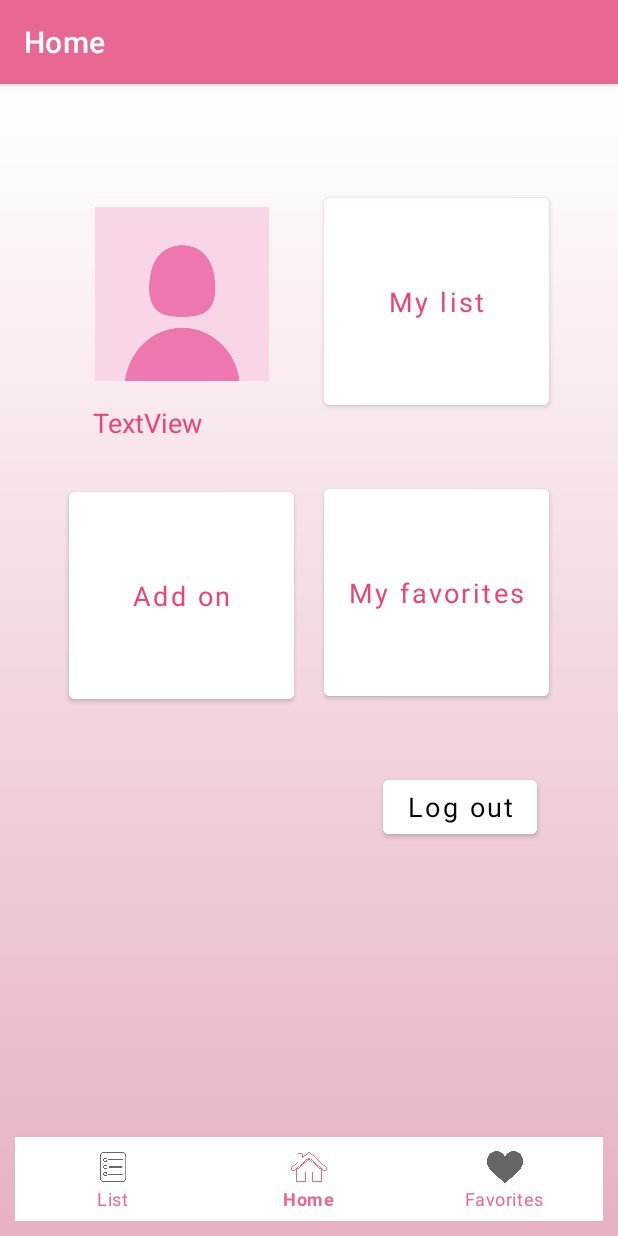
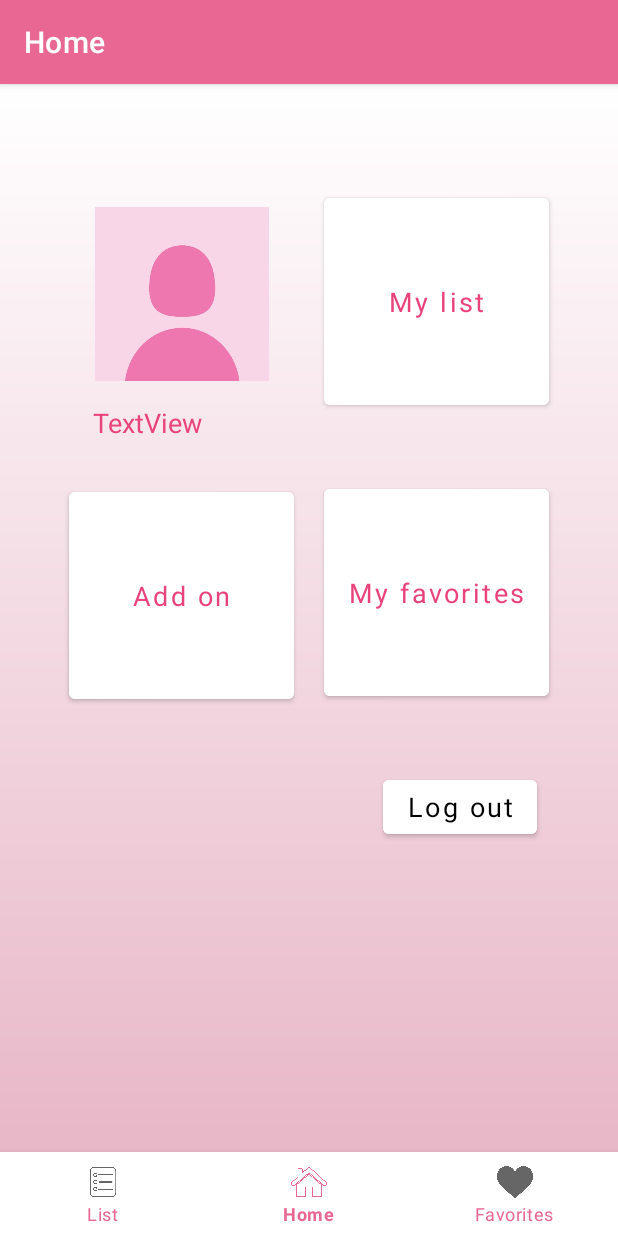
Before and after one commit to DragonLLNG/PolishTracker, an Android app: the MainActivity screen opened directly, with no data from a screen before it, item 2 of the bottom bar chosen, on a phone screen of 412 x 824 dp. Run offline under Robolectric (Android 15) with nearby library versions, the phone set to English and light mode, and no system bars; our stand-ins replace Firebase (no records; nobody signed in at launch, a user with empty details on screens opened directly); Roboto replaces fonts that are not available here; 2 statements that could not run were skipped.

Commit message:
Sprint 3 - Bottom Nav Bar

```diff
--- a/app/src/main/java/com/example/nailpolishapp/LoginFragment.java
+++ b/app/src/main/java/com/example/nailpolishapp/LoginFragment.java
@@ -107,7 +107,10 @@ public class LoginFragment extends Fragment {
         });
 
         getActivity().setTitle(R.string.login_label);
+
     }
+
+
 
     public LoginListener mListener;
 
@@ -117,6 +120,9 @@ public class LoginFragment extends Fragment {
         mListener = (LoginListener) context;
     }
 
+
+
+
     public interface LoginListener {
         void createNewAccount();
         void gotoMenu();
--- a/app/src/main/java/com/example/nailpolishapp/MainActivity.java
+++ b/app/src/main/java/com/example/nailpolishapp/MainActivity.java
@@ -5,26 +5,22 @@ import android.view.MenuItem;
 
 import androidx.annotation.NonNull;
 import androidx.appcompat.app.AppCompatActivity;
-import androidx.appcompat.widget.Toolbar;
 
 import com.google.android.material.bottomnavigation.BottomNavigationView;
 import com.google.android.material.navigation.NavigationBarView;
-import com.google.android.material.navigation.NavigationView;
 import com.google.firebase.auth.FirebaseAuth;
-
 
 
 public class MainActivity extends AppCompatActivity implements LoginFragment.LoginListener, CreateAccountFragment.CreateAccountListener, MenuFragment.MenuListener,
         AddOnFragment.AddOnListener, PolishFragment.PolishFragmentListener, PolishDetailFragment.DetailListener, FavoriteFragment.FavoriteListListener {
 
-    BottomNavigationView bottomNavigationView;
+
     @Override
     protected void onCreate(Bundle savedInstanceState) {
         super.onCreate(savedInstanceState);
         setContentView(R.layout.activity_main);
 
-
-            //Verify the current user on FirebaseAuth to keep them login
+        //Verify the current user on FirebaseAuth to keep them login
         FirebaseAuth mAuth = FirebaseAuth.getInstance();
         setContentView(R.layout.activity_main);
         if (mAuth.getCurrentUser() == null) {
@@ -37,7 +33,43 @@ public class MainActivity extends AppCompatActivity implements LoginFragment.Log
                     .commit();
         }
 
+        BottomNavigationView bottomNavigationView = findViewById(R.id.bottomNavigationView);
+
+        bottomNavigationView.setOnItemSelectedListener(new NavigationBarView.OnItemSelectedListener() {
+            @Override
+            public boolean onNavigationItemSelected(@NonNull MenuItem item) {
+                switch (item.getItemId()) {
+                    case R.id.home:
+                        getSupportFragmentManager().beginTransaction()
+                                .replace(R.id.containerView, new MenuFragment()).addToBackStack(null)
+                                .commit();
+                        break;
+                    case R.id.list:
+                        getSupportFragmentManager().beginTransaction()
+                                .replace(R.id.containerView, new PolishFragment()).addToBackStack(null)
+                                .commit();
+                        break;
+                    case R.id.favorite:
+                    default:
+                        getSupportFragmentManager().beginTransaction()
+                                .replace(R.id.containerView, new FavoriteFragment()).addToBackStack(null)
+                                .commit();
+                        break;
+                }
+
+                return true;
+            }
+        });
+
+
+
+
     }
+
+
+
+
+
 
 
 
--- a/app/src/main/res/layout/activity_main.xml
+++ b/app/src/main/res/layout/activity_main.xml
@@ -7,7 +7,17 @@
     android:id="@+id/containerView"
     tools:context=".MainActivity">
 
-
+    <com.google.android.material.bottomnavigation.BottomNavigationView
+        android:id="@+id/bottomNavigationView"
+        android:layout_width="match_parent"
+        android:layout_height="wrap_content"
+        app:itemTextColor="@color/pinkrpowder"
+        app:layout_constraintBottom_toBottomOf="parent"
+        app:layout_constraintEnd_toEndOf="parent"
+        app:itemActiveIndicatorStyle="@color/brightpink"
+        app:layout_constraintHorizontal_bias="0.5"
+        app:layout_constraintStart_toStartOf="parent"
+        app:menu="@menu/bottom_nav"/>
 
 
 </androidx.constraintlayout.widget.ConstraintLayout>
--- a/app/src/main/res/layout/fragment_menu.xml
+++ b/app/src/main/res/layout/fragment_menu.xml
@@ -94,17 +94,5 @@
         app:layout_constraintStart_toStartOf="parent"
         app:layout_constraintTop_toTopOf="parent" />
 
-    <com.google.android.material.bottomnavigation.BottomNavigationView
-        android:id="@+id/bottomNavigationView"
-        android:layout_width="match_parent"
-        android:layout_height="wrap_content"
-
-        app:itemTextColor="@color/pinkrpowder"
-        app:layout_constraintBottom_toBottomOf="parent"
-        app:layout_constraintEnd_toEndOf="parent"
-        app:itemActiveIndicatorStyle="@color/brightpink"
-        app:layout_constraintHorizontal_bias="0.5"
-        app:layout_constraintStart_toStartOf="parent"
-        app:menu="@menu/bottom_nav"/>
 
 </androidx.constraintlayout.widget.ConstraintLayout>
```
Also changed, not shown: app/src/main/res/layout/fragment_add_on.xml (+0 -12 lines), app/src/main/res/layout/fragment_favorite.xml (+0 -12 lines), app/src/main/res/layout/fragment_polish.xml (+0 -12 lines).
